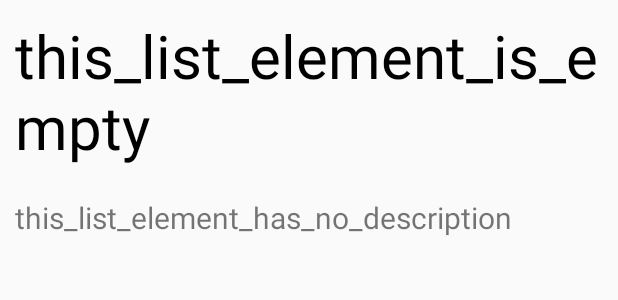
After one commit to clibo100/finalproject-android, an Android app: the layout fragment_notedescription.xml on its own in the app's theme, with its tools: preview values and no code run, on a phone screen of 412 x 824 dp. The commit adds this screen. Shown: the top 300 px of the screen. Run offline under Robolectric (Android 15) with nearby library versions, the phone set to English and light mode, and no system bars.

Commit message:
worked on some xml

```diff
--- a/app/build.gradle
+++ b/app/build.gradle
@@ -25,4 +25,5 @@ dependencies {
     testImplementation 'junit:junit:4.12'
     androidTestImplementation 'com.android.support.test:runner:1.0.1'
     androidTestImplementation 'com.android.support.test.espresso:espresso-core:3.0.1'
+    compile 'com.android.support:recyclerview-v7:26.1.0'
 }
--- /dev/null
+++ b/app/src/main/res/layout/cell_note.xml
@@ -0,0 +1,6 @@
+<?xml version="1.0" encoding="utf-8"?>
+<LinearLayout xmlns:android="http://schemas.android.com/apk/res/android"
+    android:layout_width="match_parent"
+    android:layout_height="match_parent">
+
+</LinearLayout>
--- /dev/null
+++ b/app/src/main/res/layout/fragment_notedescription.xml
@@ -0,0 +1,24 @@
+<?xml version="1.0" encoding="utf-8"?>
+<LinearLayout xmlns:android="http://schemas.android.com/apk/res/android"
+    android:layout_width="match_parent"
+    android:layout_height="match_parent"
+    android:orientation="vertical">
+
+    <TextView
+        android:id="@+id/tv_title"
+        android:layout_width="wrap_content"
+        android:layout_height="wrap_content"
+        android:text="@string/this_list_element_is_empty"
+        android:textSize="40sp"
+        android:layout_margin="10dp"
+        android:textColor="#000000"/>
+
+    <TextView
+        android:id="@+id/tv_description"
+        android:layout_width="wrap_content"
+        android:layout_height="wrap_content"
+        android:text="@string/this_list_element_has_no_description"
+        android:textSize="20sp"
+        android:layout_margin="10dp"/>
+
+</LinearLayout>
--- a/app/src/main/res/values/strings.xml
+++ b/app/src/main/res/values/strings.xml
@@ -1,3 +1,5 @@
 <resources>
     <string name="app_name">FinalProject</string>
+    <string name="this_list_element_is_empty">this_list_element_is_empty</string>
+    <string name="this_list_element_has_no_description">this_list_element_has_no_description</string>
 </resources>
```
Also changed, not shown: app/src/main/res/layout/activity_main.xml (+8 -10 lines), app/src/main/res/layout/fragment_noteslist.xml (added, +14 -0 lines).
